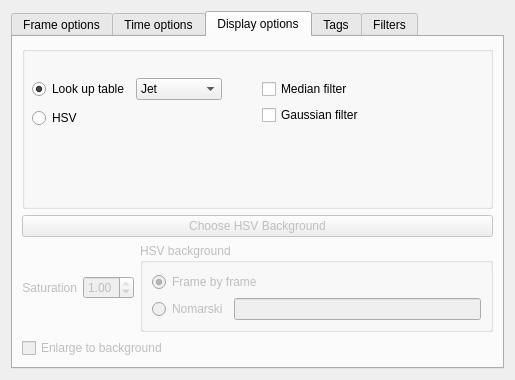
fedeceri85/robopy2, file ProcessOptionsGui.ui: the form before one commit.
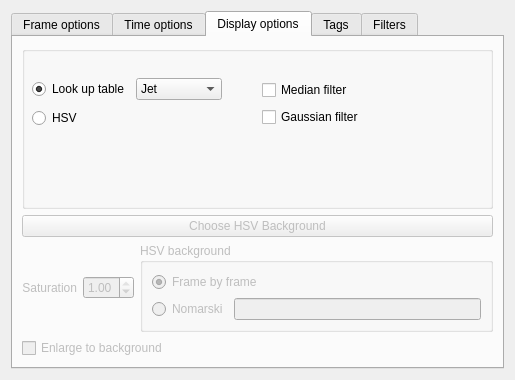
The form after the commit. The open tabs and pages were chosen to show the change.

Diff of the .ui file:
```diff
--- a/ProcessOptionsGui.ui
+++ b/ProcessOptionsGui.ui
@@ -388,7 +388,7 @@
             <x>240</x>
             <y>33</y>
             <width>106</width>
-            <height>48</height>
+            <height>49</height>
            </rect>
           </property>
           <layout class="QVBoxLayout" name="verticalLayout_6">
```
Left out of the diff: 18 changed lines with no effect on the pictures.
